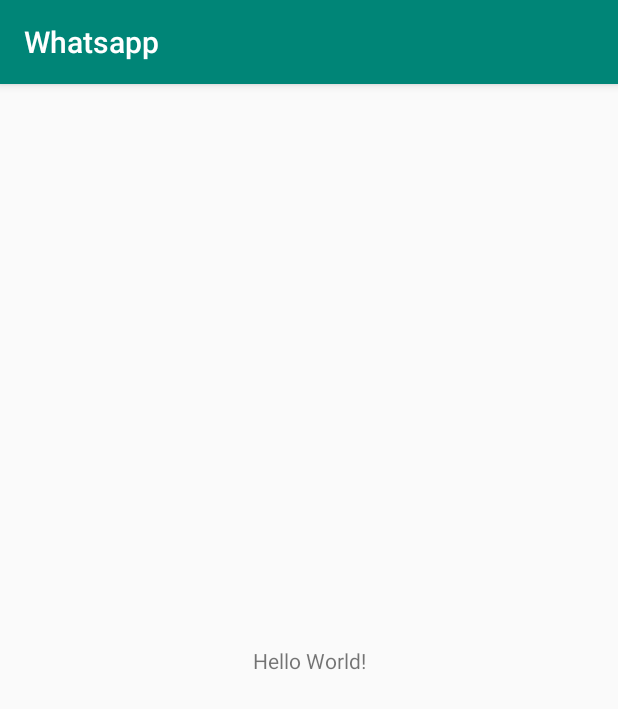
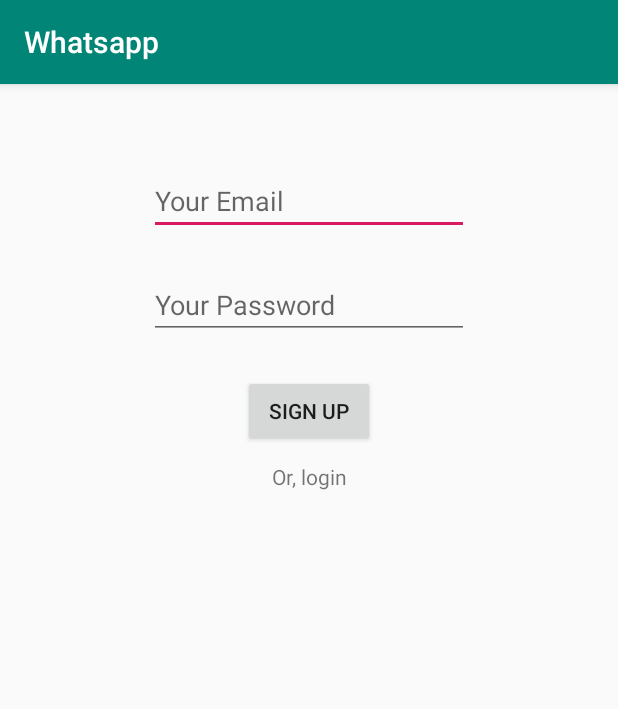
Before and after one commit to Dalber95/Whatsapp, an Android app: the screen it shows after launch (MainActivity), on a phone screen of 412 x 824 dp. Shown: the top 709 px of the screen. Run offline under Robolectric (Android 15) with nearby library versions, the phone set to English and light mode, and no system bars; our stand-ins replace Firebase (no records; nobody signed in at launch, a user with empty details on screens opened directly).

Commit message:
Add login and sign up function

```diff
--- a/app/build.gradle
+++ b/app/build.gradle
@@ -26,5 +26,9 @@ dependencies {
     androidTestImplementation 'androidx.test.ext:junit:1.1.1'
     androidTestImplementation 'androidx.test.espresso:espresso-core:3.2.0'
     implementation 'com.google.firebase:firebase-analytics:17.2.1'
+    implementation 'com.google.firebase:firebase-auth:19.2.0'
+    implementation 'com.google.firebase:firebase-database:19.2.0'
+
+
 }
 apply plugin: 'com.google.gms.google-services'
--- a/app/src/main/AndroidManifest.xml
+++ b/app/src/main/AndroidManifest.xml
@@ -9,6 +9,7 @@
         android:roundIcon="@mipmap/ic_launcher_round"
         android:supportsRtl="true"
         android:theme="@style/AppTheme">
+        <activity android:name=".UserListActivity"></activity>
         <activity android:name=".MainActivity">
             <intent-filter>
                 <action android:name="android.intent.action.MAIN" />
--- a/app/src/main/res/layout/activity_main.xml
+++ b/app/src/main/res/layout/activity_main.xml
@@ -6,13 +6,54 @@
     android:layout_height="match_parent"
     tools:context=".MainActivity">
 
-    <TextView
+    <EditText
+        android:id="@+id/emailEditText"
         android:layout_width="wrap_content"
         android:layout_height="wrap_content"
-        android:text="Hello World!"
-        app:layout_constraintBottom_toBottomOf="parent"
-        app:layout_constraintLeft_toLeftOf="parent"
-        app:layout_constraintRight_toRightOf="parent"
+        android:layout_marginTop="55dp"
+        android:ems="10"
+        android:hint="Your Email"
+        android:inputType="textPersonName"
+        app:layout_constraintEnd_toEndOf="parent"
+        app:layout_constraintHorizontal_bias="0.5"
+        app:layout_constraintStart_toStartOf="parent"
         app:layout_constraintTop_toTopOf="parent" />
 
+    <EditText
+        android:id="@+id/passwordEditText"
+        android:layout_width="wrap_content"
+        android:layout_height="wrap_content"
+        android:layout_marginTop="24dp"
+        android:ems="10"
+        android:hint="Your Password"
+        android:inputType="textPersonName"
+        app:layout_constraintEnd_toEndOf="parent"
+        app:layout_constraintHorizontal_bias="0.5"
+        app:layout_constraintStart_toStartOf="parent"
+        app:layout_constraintTop_toBottomOf="@+id/emailEditText" />
+
+    <Button
+        android:id="@+id/loginSignUpButton"
+        android:layout_width="wrap_content"
+        android:layout_height="wrap_content"
+        android:layout_marginTop="24dp"
+        android:onClick="signUpLogin"
+        android:text="Sign Up"
+        app:layout_constraintEnd_toEndOf="parent"
+        app:layout_constraintHorizontal_bias="0.5"
+        app:layout_constraintStart_toStartOf="parent"
+        app:layout_constraintTop_toBottomOf="@+id/passwordEditText" />
+
+    <TextView
+        android:id="@+id/toggleLoginModeTextView"
+        android:layout_width="wrap_content"
+        android:layout_height="wrap_content"
+        android:layout_marginTop="10dp"
+        android:clickable="true"
+        android:onClick="toggleLoginMode"
+        android:text="Or, login"
+        app:layout_constraintEnd_toEndOf="parent"
+        app:layout_constraintHorizontal_bias="0.5"
+        app:layout_constraintStart_toStartOf="parent"
+        app:layout_constraintTop_toBottomOf="@+id/loginSignUpButton" />
 </androidx.constraintlayout.widget.ConstraintLayout>
```
Also changed, not shown: app/src/main/java/pl/krusiec/whatsapp/MainActivity.java (+75 -0 lines), app/src/main/java/pl/krusiec/whatsapp/UserListActivity.java (added, +14 -0 lines), app/src/main/res/layout/activity_user_list.xml (added, +9 -0 lines).
